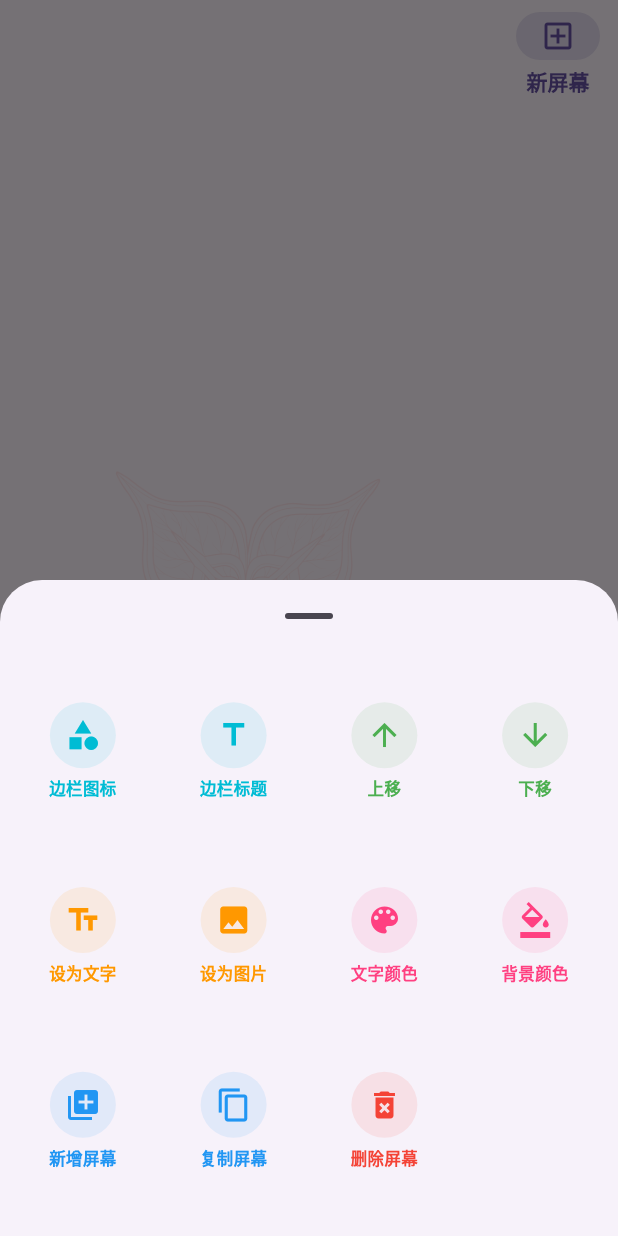
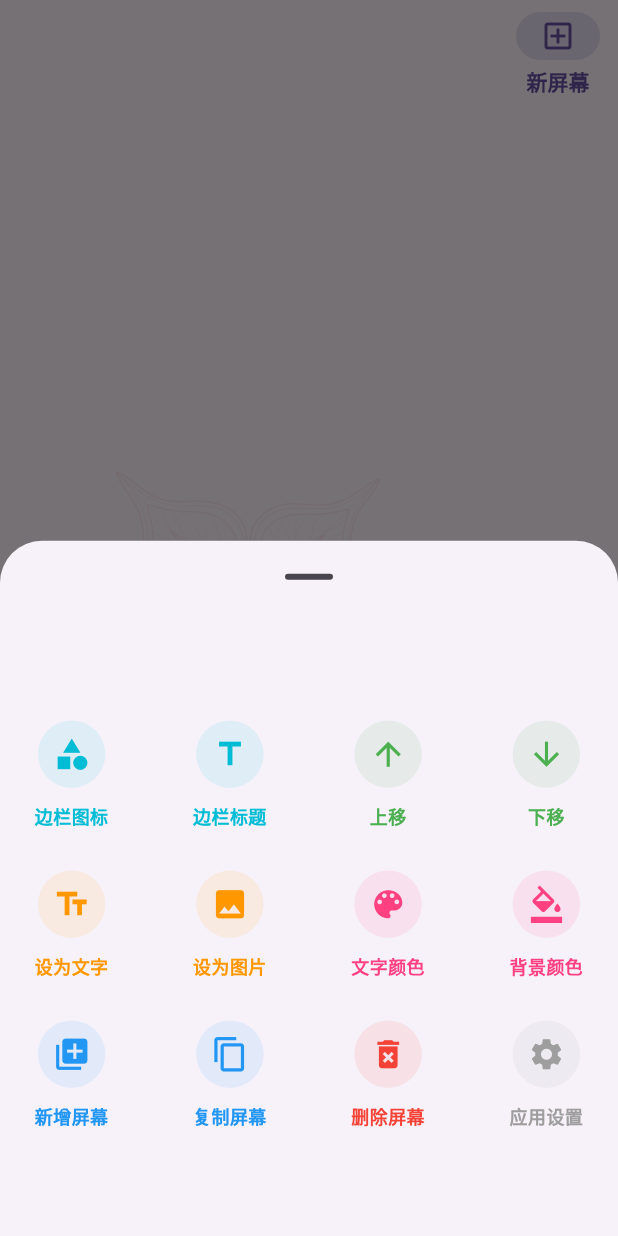
Before and after one commit to kagurazakayashi/EvernightBoard, a Flutter app: the screen it shows after launch, after a tap on "新屏幕", on a phone screen of 412 x 824 dp. Run offline on Flutter 3.47's test engine with Material 3 defaults, Android fonts, the phone set to English and light mode, and no system bars; our stand-ins replace image_picker, sensors_plus, shared_preferences; missing offline and left inert: flex_color_picker, flutter_iconpicker, flutter_volume_controller.

Commit message:
添加设置页面

```diff
--- a/lib/home/home_view.dart
+++ b/lib/home/home_view.dart
@@ -1,76 +1,115 @@
 import 'package:flutter/material.dart';
+
+/// 匯入圖示挑選器的設定模型，用於限制可選圖示來源與對話框行為。
 import 'package:flutter_iconpicker/Models/configuration.dart';
+
+/// 匯入首頁控制器，負責首頁資料與互動邏輯管理。
 import 'home_controller.dart';
+
+/// 匯入內容顯示區元件，用於呈現目前選中的頁面內容。
 import 'widgets/display_area.dart';
+
+/// 匯入觸控層元件，用於處理左右切換等手勢操作。
 import 'widgets/touch_layer.dart';
+
+/// 匯入可橫向捲動的底部導覽列元件。
 import 'widgets/scrollable_nav_bar.dart';
+
+/// 匯入可捲動的側邊導覽列元件。
 import 'widgets/scrollable_side_rail.dart';
+
+/// 匯入管理功能選單元件，用於編輯、複製、刪除與設定操作。
 import 'widgets/management_grid_menu.dart';
+
+/// 匯入圖示挑選器套件，用於顯示圖示選擇對話框。
 import 'package:flutter_iconpicker/flutter_iconpicker.dart';
+
+/// 匯入顏色挑選器套件，用於選取文字或背景顏色。
 import 'package:flex_color_picker/flex_color_picker.dart';
 
-/// 主頁面元件
+/// 匯入設定頁面。
+import '../settings/settings_view.dart';
+
+/// 首頁畫面元件。
 ///
-/// 此元件為應用首頁的主要畫面，負責呈現整體 UI，包括：
-/// - 底部導航列 (橫向模式時)
-/// - 側邊導航列 (直向模式時)
-/// - 觸控層，用於滑動切換前後項目
-/// - 內容顯示區
+/// 此頁面負責：
+/// - 顯示目前選中的內容項目
+/// - 根據直向或橫向方向切換不同版面
+/// - 開啟管理選單以編輯圖示、標題、文字、圖片與顏色
+/// - 導向設定頁面
 class HomeView extends StatefulWidget {
+  /// 建立首頁畫面。
   const HomeView({super.key});
 
   @override
   State<HomeView> createState() => _HomeViewState();
 }
 
+/// [HomeView] 的狀態類別。
 class _HomeViewState extends State<HomeView> {
-  /// 控制首頁狀態與資料的控制器
+  /// 首頁控制器，集中管理目前頁面狀態與資料操作。
   final HomeController _controller = HomeController();
 
   @override
   void initState() {
     super.initState();
 
-    // 監聽控制器狀態改變，畫面已掛載則刷新 UI
+    // 監聽控制器狀態變更，當資料更新時重新建構畫面。
     _controller.addListener(() {
+      // 確保元件仍掛載於 Widget Tree 上，避免在已卸載狀態呼叫 setState。
       if (mounted) {
-        setState(() {}); // 畫面刷新
+        setState(() {});
       }
     });
   }
 
   @override
   void dispose() {
-    // 釋放控制器資源
+    // 釋放控制器資源，避免記憶體洩漏。
     _controller.dispose();
     super.dispose();
   }
 
-  /// 導航列點擊事件處理
+  /// 處理導覽項目點擊事件。
   ///
-  /// 若點擊當前項目則顯示管理選單，否則切換到點擊的索引
+  /// 若使用者再次點擊目前已選取的項目，則開啟管理選單；
+  /// 否則切換到指定索引的項目。
   void _onNavTap(int index) {
     if (index == _controller.currentIndex) {
-      _showManagementMenu(); // 顯示管理選單
+      _showManagementMenu();
     } else {
-      _controller.changeIndex(index); // 切換到新的索引
+      _controller.changeIndex(index);
     }
   }
 
+  /// 開啟顏色挑選器對話框。
+  ///
+  /// [title] 為對話框標題。
+  /// [initialColor] 為初始顏色。
+  /// [onColorChanged] 會在顏色變更時即時回呼。
+  /// [isTextType] 用來判斷目前設定的是文字色還是背景色。
+  ///
+  /// 若使用者確認顏色後，會檢查文字色與背景色是否過於接近；
+  /// 若太相近則還原原始顏色並顯示警告提示。
   Future<void> _openColorPicker({
     required String title,
     required Color? initialColor,
     required Function(Color?) onColorChanged,
     required bool isTextType,
   }) async {
+    // 保留原始顏色，以便取消或驗證失敗時還原。
     final Color? originalColor = initialColor;
+
+    // 記錄使用者最後挑選的顏色。
     Color? latestPickedColor = initialColor;
 
+    // 顯示顏色挑選器對話框，並取得是否確認的結果。
     final bool isConfirmed =
         await ColorPicker(
           color:
               initialColor ?? (isTextType ? Colors.cyanAccent : Colors.black87),
           onColorChanged: (Color color) {
+            // 即時記錄最新顏色，並同步通知外部更新。
             latestPickedColor = color;
             onColorChanged(color);
           },
@@ -79,6 +118,7 @@ class _HomeViewState extends State<HomeView> {
           borderRadius: 22,
           heading: Text(title),
           pickersEnabled: const {
+            // 僅啟用主色盤，不啟用 accent 色盤。
             ColorPickerType.primary: true,
             ColorPickerType.accent: false,
           },
@@ -91,37 +131,40 @@ class _HomeViewState extends State<HomeView> {
           ),
         );
 
+    // 使用者按下確認後，再進行顏色相似度檢查。
     if (isConfirmed == true) {
       final item = _controller.currentItem;
 
-      // 1. 判斷是否為預設圖片狀態 (路徑為空且文字為空)
+      // 當沒有背景圖片且內容為空時，視為預設空白狀態。
       final bool isDefaultImage =
           (item.backgroundImagePath?.isEmpty ?? true) && item.content.isEmpty;
 
-      // 2. 按照你的要求：顯示文字為空 並且 不是預設圖片 -> 判定為“純圖片模式”
-      // 只有這種模式下才會跳過顏色校驗
+      // 當內容為空且已有背景圖片時，視為純圖片模式。
       final bool isPureImageMode = item.content.isEmpty && !isDefaultImage;
 
-      // 3. 如果不是純圖片模式（即：正在顯示文字，或者是預設圖狀態），則執行衝突檢查
+      // 純圖片模式下不檢查文字色與背景色相似度。
       if (!isPureImageMode) {
+        // 若目前設定的是文字色，則比對背景色；反之則比對文字色。
         final Color? otherColor = isTextType
             ? item.backgroundColor
             : item.textColor;
+
+        // 若顏色太接近，還原設定並提示使用者重新選擇。
         if (_controller.isTooSimilar(latestPickedColor, otherColor)) {
-          onColorChanged(originalColor); // 攔截回滾
+          onColorChanged(originalColor);
           _showWarningHint('背景颜色和文字颜色太相近了，请重新设置！');
           return;
         }
       }
-
-      // 如果是圖片模式，或者校驗透過，則不做任何攔截，直接保留 onColorChanged 已更新的狀態
     } else {
-      // 使用者取消：回滾到開啟前的顏色
+      // 若使用者取消，則還原為原始顏色。
       onColorChanged(originalColor);
     }
   }
 
-  /// 顏色相近警告提示
+  /// 顯示警告提示訊息。
+  ///
+  /// 使用黃色 SnackBar 顯示內容，以提升警示辨識度。
   void _showWarningHint(String message) {
     ScaffoldMessenger.of(context).showSnackBar(
       SnackBar(
@@ -134,26 +177,27 @@ class _HomeViewState extends State<HomeView> {
 
   @override
   Widget build(BuildContext context) {
-    // 取得當前選中項目
+    // 取得目前選中的項目資料。
     final item = _controller.currentItem;
 
-    // 取得主題資料
+    // 取得目前主題。
     final theme = Theme.of(context);
 
-    // 背景顏色，若項目未設定則使用主題 surface 色
+    // 決定畫面背景色，若未設定則使用主題預設 surface 色。
     final Color bgColor = item.backgroundColor ?? theme.colorScheme.surface;
 
-    // 主題文字顏色，若未設定則使用主題 primary 色
+    // 決定主題色，通常用於文字或互動元件顏色。
     final Color themeColor = item.textColor ?? theme.colorScheme.primary;
 
     return OrientationBuilder(
       builder: (context, orientation) {
-        final bool isPortrait = orientation == Orientation.portrait; // 判斷直向模式
+        // 判斷目前是否為直向模式。
+        final bool isPortrait = orientation == Orientation.portrait;
 
         return Scaffold(
           backgroundColor: bgColor,
 
-          // 若為橫向，顯示底部可滾動導航列；直向則不顯示
+          // 橫向模式時顯示底部導覽列；直向模式則改用側邊導覽。
           bottomNavigationBar: isPortrait
               ? null
               : ScrollableNavBar(
@@ -164,7 +208,7 @@ class _HomeViewState extends State<HomeView> {
 
           body: Stack(
             children: [
-              // 觸控層，用於滑動切換前後項
+              // 最底層觸控區，負責上一頁／下一頁等手勢互動。
               TouchLayer(
                 isPortrait: isPortrait,
                 themeColor: themeColor,
@@ -172,7 +216,7 @@ class _HomeViewState extends State<HomeView> {
                 onNext: _controller.nextItem,
               ),
 
-              // 根據方向顯示不同的內容區
+              // 依照螢幕方向切換不同版面配置。
               isPortrait ? _buildPortraitLayout(item) : DisplayArea(item: item),
             ],
           ),
@@ -181,54 +225,58 @@ class _HomeViewState extends State<HomeView> {
     );
   }
 
-  /// 建立直向模式下的頁面佈局
+  /// 建立直向模式下的版面配置。
   ///
-  /// 左側或右側為側邊導航列，另一側為內容區
+  /// 直向模式會以左右排列方式顯示側邊導覽與內容區，
+  /// 並依據目前設定決定導覽列顯示在左側或右側。
   Widget _buildPortraitLayout(var item) {
-    // 側邊導航列
+    // 建立側邊導覽列。
     final nav = ScrollableSideRail(
       items: _controller.items,
       currentIndex: _controller.currentIndex,
       onTap: _onNavTap,
     );
 
-    // 內容區，使用 Expanded 填滿剩餘空間
+    // 建立主內容區。
     final content = Expanded(child: DisplayArea(item: _controller.currentItem));
 
-    // 根據目前側邊導航列位置返回 Row
     return Row(
       children: _controller.currentSide == NavSide.left
-          ? [nav, content] // 側邊在左
-          : [content, nav], // 側邊在右
+          ? [nav, content]
+          : [content, nav],
     );
   }
 
-  /// 顯示管理選單
+  /// 顯示管理功能選單。
   ///
-  /// 提供操作：新增、複製、刪除、上下移動、編輯標題、編輯圖示與文字、文字顏色、背景顏色
+  /// 使用底部彈出面板提供各種管理操作，例如：
+  /// - 編輯圖示與標題
+  /// - 設定全螢幕文字或背景圖片
+  /// - 修改文字色與背景色
+  /// - 調整項目順序
+  /// - 新增、複製、刪除項目
+  /// - 開啟設定頁
   void _showManagementMenu() {
     showModalBottomSheet(
       context: context,
-      showDragHandle: true, // 顯示拖動手把
+      showDragHandle: true,
       builder: (context) => ManagementGridMenu(
-        // 第一行操作：編輯圖示、編輯標題、文字、圖片
         onEditIcon: () async {
-          // 1. 先關閉底部選單，避免 UI 疊加
+          // 先關閉管理選單，再開啟圖示選擇器。
           Navigator.pop(context);
 
-          // 2. 顯示圖示選擇器
           IconPickerIcon? selectedIcon = await showIconPicker(
             context,
             configuration: const SinglePickerConfiguration(
+              // 僅允許選擇 Material 圖示。
               iconPackModes: [IconPack.material],
               searchHintText: '',
               title: Text(''),
             ),
           );
 
-          // 3. 處理返回結果
+          // 若有成功選取圖示，則更新目前項目的圖示。
           if (selectedIcon != null) {
-            // 更新 Controller 中的圖示資料
             _controller.updateIcon(selectedIcon.data);
           }
         },
@@ -250,25 +298,20 @@ class _HomeViewState extends State<HomeView> {
             isMultiline: true,
           );
         },
-        // 設為圖片
+
         onSetImage: () async {
           Navigator.pop(context);
 
-          // 1. 獲取螢幕尺寸
+          // 取得螢幕尺寸，並以較長邊作為圖片選擇或處理的尺寸上限。
           final Size screenSize = MediaQuery.sizeOf(context);
 
-          // 2. 計算螢幕最長邊 (取寬高的最大值)
-          // 比如手機豎屏是 390x844，則 limit 為 844
-          // 這樣圖片匯入後，最長的一邊不會超過 844，且比例不變
           final double limit = screenSize.width > screenSize.height
               ? screenSize.width
               : screenSize.height;
 
-          // 3. 傳入限制值進行圖片挑選
           await _controller.pickImage(limit);
         },
 
-        // 第二行操作：設定文字顏色、背景顏色、上下移動
         onSetTextColor: () async {
           Navigator.pop(context);
           await _openColorPicker(
@@ -288,30 +331,28 @@ class _HomeViewState extends State<HomeView> {
           );
         },
         onMoveUp: () {
-          _controller.moveUp(); // 上移項目
+          // 將目前項目往前移動一格。
+          _controller.moveUp();
         },
         onMoveDown: () {
-          _controller.moveDown(); // 下移項目
+          // 將目前項目往後移動一格。
+          _controller.moveDown();
         },
 
-        // 第三行操作：新增、複製、刪除
         onAdd: () {
           Navigator.pop(context);
-          _controller.addItem(); // 新增項目
+          _controller.addItem();
         },
         onCopy: () {
           Navigator.pop(context);
-          _controller.copyCurrentItem(); // 複製當前項目
+          _controller.copyCurrentItem();
         },
         onDelete: () {
-          // 1. 先關閉宮格選單
           Navigator.pop(context);
 
-          // 2. 執行刪除邏輯
-          // 控制器會自動判斷：若列表空則新增預設項目
+          // 刪除目前項目後，顯示簡短提示訊息。
           _controller.deleteCurrentItem();
 
-          // 顯示提示
           ScaffoldMessenger.of(context).showSnackBar(
             const SnackBar(
               content: Text('已刪除該項'),
@@ -319,40 +360,36 @@ class _HomeViewState extends State<HomeView> {
             ),
           );
         },
+        onOpenSettings: () {
+          Navigator.pop(context);
+
+          // 導向設定頁面，並共用同一個控制器實例。
+          Navigator.push(
+            context,
+            MaterialPageRoute(
+              builder: (context) => SettingsView(controller: _controller),
+            ),
+          );
+        },
       ),
     );
   }
 
-  /// 顏色取反提示資訊
-  // void _showInvertHint(String message) {
-  //   ScaffoldMessenger.of(context).showSnackBar(
-  //     SnackBar(
-  //       content: Row(
-  //         children: [
-  //           const Icon(Icons.auto_fix_high, color: Colors.white),
-  //           const SizedBox(width: 10),
-  //           Text(message),
-  //         ],
-  //       ),
-  //       backgroundColor: Colors.blueAccent,
-  //       behavior: SnackBarBehavior.floating,
-  //       duration: const Duration(seconds: 2),
-  //     ),
-  //   );
-  // }
-
-  /// 顯示文字或標題編輯對話框
+  /// 顯示文字編輯對話框。
   ///
-  /// [title] 對話框標題
-  /// [initialValue] 初始文字
-  /// [onConfirm] 確認後回調
+  /// [title] 為對話框標題。
+  /// [initialValue] 為文字輸入框的初始內容。
+  /// [onConfirm] 為使用者按下確認後的回呼。
+  /// [isMultiline] 控制是否允許多行輸入。
   void _showEditDialog(
     String title,
     String initialValue,
     Function(String) onConfirm, {
     bool isMultiline = false,
   }) {
+    // 建立文字輸入控制器，並帶入原始內容。
     final textController = TextEditingController(text: initialValue);
+
     showDialog(
       context: context,
       builder: (context) => AlertDialog(
@@ -360,7 +397,8 @@ class _HomeViewState extends State<HomeView> {
         content: TextField(
           controller: textController,
           autofocus: true,
-          // 如果是多行模式，不限制行數，並允許回車換行
+
+          // 多行模式下不限制行數；單行模式僅允許 1 行。
           maxLines: isMultiline ? null : 1,
           keyboardType: isMultiline
               ? TextInputType.multiline
@@ -372,11 +410,13 @@ class _HomeViewState extends State<HomeView> {
         ),
         actions: [
           TextButton(
+            // 關閉對話框，不儲存變更。
             onPressed: () => Navigator.pop(context),
             child: const Text('取消'),
           ),
           TextButton(
             onPressed: () {
+              // 將輸入內容回傳給呼叫端處理，然後關閉對話框。
               onConfirm(textController.text);
               Navigator.pop(context);
             },
--- a/lib/home/widgets/management_grid_menu.dart
+++ b/lib/home/widgets/management_grid_menu.dart
@@ -1,45 +1,52 @@
 import 'package:flutter/material.dart';
 
-/// 管理功能的格子選單 Widget
+/// 管理功能用的網格式選單元件。
 ///
-/// 這個 Widget 提供一個網格狀的操作選單，可以針對項目進行新增、刪除、上下移動、
-/// 修改標題、修改圖示、設定文字或圖片、文字顏色與背景顏色等操作。
-/// 適合在台灣商業或管理應用中，快速提供直覺式操作入口。
+/// 此元件會以固定欄數的格狀版面顯示一組操作項目，讓使用者可快速執行：
+/// 新增、刪除、複製、上下移動、修改標題、修改圖示、切換文字或圖片，
+/// 以及設定文字顏色、背景顏色與開啟應用設定等動作。
+///
+/// 適合用於後台管理、版面配置、導覽項目編輯等操作情境。
 class ManagementGridMenu extends StatelessWidget {
-  /// 點擊「新增項」的回調
+  /// 點擊「新增項」時觸發的回呼函式。
   final VoidCallback onAdd;
 
-  /// 點擊「刪除項」的回調
+  /// 點擊「刪除項」時觸發的回呼函式。
   final VoidCallback onDelete;
 
-  /// 點擊「上移」的回調
+  /// 點擊「上移」時觸發的回呼函式。
   final VoidCallback onMoveUp;
 
-  /// 點擊「下移」的回調
+  /// 點擊「下移」時觸發的回呼函式。
   final VoidCallback onMoveDown;
 
-  /// 點擊「改標題」的回調
+  /// 點擊「改標題」時觸發的回呼函式。
   final VoidCallback onEditTitle;
 
-  /// 點擊「改圖示」的回調
+  /// 點擊「改圖示」時觸發的回呼函式。
   final VoidCallback onEditIcon;
 
-  /// 點擊「設為文字」的回調
+  /// 點擊「設為文字」時觸發的回呼函式。
   final VoidCallback onSetText;
 
-  /// 點擊「設為圖片」的回調
+  /// 點擊「設為圖片」時觸發的回呼函式。
   final VoidCallback onSetImage;
 
-  /// 點擊「文字顏色」的回調
+  /// 點擊「文字顏色」時觸發的回呼函式。
   final VoidCallback onSetTextColor;
 
-  /// 點擊「背景顏色」的回調
+  /// 點擊「背景顏色」時觸發的回呼函式。
   final VoidCallback onSetBgColor;
 
-  /// 點擊「複製項」的回調
+  /// 點擊「複製項」時觸發的回呼函式。
   final VoidCallback onCopy;
 
-  /// 建構子，必須提供所有操作的回調函式
+  /// 點擊「應用設定」時觸發的回呼函式。
+  final VoidCallback onOpenSettings;
+
+  /// 建立 [ManagementGridMenu]。
+  ///
+  /// 所有操作項目的回呼函式皆為必填，呼叫端需自行提供對應處理邏輯。
   const ManagementGridMenu({
     super.key,
     required this.onEditIcon,
@@ -53,13 +60,14 @@ class ManagementGridMenu extends StatelessWidget {
     required this.onAdd,
     required this.onCopy,
     required this.onDelete,
+    required this.onOpenSettings,
   });
 
   @override
   Widget build(BuildContext context) {
-    // 建立格子選單資料列表
+    // 建立網格式選單的項目資料清單。
     final List<_GridItemData> menuItems = [
-      // 第一行功能項目：圖示與標題修改、上下移動
+      // 第一列：圖示／標題編輯與排序調整功能。
       _GridItemData(Icons.category, '边栏图标', onEditIcon, color: Colors.cyan),
       _GridItemData(Icons.title, '边栏标题', onEditTitle, color: Colors.cyan),
       _GridItemData(Icons.arrow_upward, '上移', onMoveUp, color: Colors.green),
@@ -69,7 +77,8 @@ class ManagementGridMenu extends StatelessWidget {
         onMoveDown,
         color: Colors.green,
       ),
-      // 第二行功能項目：文字與圖片設定、顏色設定
+
+      // 第二列：內容型態與顏色設定功能。
       _GridItemData(Icons.text_fields, '设为文字', onSetText, color: Colors.orange),
       _GridItemData(Icons.image, '设为图片', onSetImage, color: Colors.orange),
       _GridItemData(
@@ -84,69 +93,82 @@ class ManagementGridMenu extends StatelessWidget {
         onSetBgColor,
         color: Colors.pinkAccent,
       ),
-      // 第三行功能項目：新增、複製、刪除
+
+      // 第三列：項目管理與系統設定功能。
       _GridItemData(
         Icons.add_to_photos,
         '新增屏幕',
         onAdd,
         color: Colors.blue,
-      ), // 藍色凸顯新增
+      ), // 以藍色突顯新增操作。
       _GridItemData(Icons.content_copy, '复制屏幕', onCopy, color: Colors.blue),
       _GridItemData(
         Icons.delete_forever,
         '删除屏幕',
         onDelete,
         color: Colors.red,
-      ), // 紅色凸顯刪除
+      ), // 以紅色突顯刪除操作。
+      _GridItemData(
+        Icons.settings, // 設定功能的圖示。
+        '应用设置',
+        onOpenSettings, // 點擊後執行設定頁開啟邏輯。
+        color: Colors.grey,
+      ),
     ];
 
     return SafeArea(
+      // 以最大寬度限制版面，避免在大螢幕上被過度拉寬。
+      child: Center(
+        child: ConstrainedBox(
+          constraints: const BoxConstraints(maxWidth: 500),
           child: Padding(
-        padding: const EdgeInsets.fromLTRB(10, 10, 10, 20), // 四周間距，上下有額外底部間距
+            padding: const EdgeInsets.fromLTRB(0, 0, 0, 0),
             child: GridView.builder(
-          shrinkWrap: true, // 根據內容自動收縮高度
-          physics: const NeverScrollableScrollPhysics(), // 禁止滾動
+              shrinkWrap: true,
+              physics: const NeverScrollableScrollPhysics(),
               gridDelegate: const SliverGridDelegateWithFixedCrossAxisCount(
-            crossAxisCount: 4, // 每行四個格子
-            mainAxisSpacing: 10, // 行間距
-            crossAxisSpacing: 10, // 列間距
-            childAspectRatio: 0.8, // 高寬比，保留文字顯示空間
+                crossAxisCount: 4,
+                mainAxisSpacing: 20, // 控制列與列之間的間距。
+                crossAxisSpacing: 10, // 控制欄與欄之間的間距。
+                mainAxisExtent: 80, // 固定每個網格項目的主軸高度。
               ),
               itemCount: menuItems.length,
               itemBuilder: (context, index) {
                 final item = menuItems[index];
                 final theme = Theme.of(context);
-            // 如果未指定顏色，使用主題顏色
-            final Color activeColor = item.color ?? theme.colorScheme.onSurface;
+
+                // 優先使用項目自訂顏色，否則退回主題預設文字色。
+                final Color activeColor =
+                    item.color ?? theme.colorScheme.onSurface;
 
                 return InkWell(
-              onTap: item.onTap, // 點擊事件
-              borderRadius: BorderRadius.circular(12), // 圓角觸控效果
+                  onTap: item.onTap,
+                  borderRadius: BorderRadius.circular(12),
                   child: Column(
-                mainAxisAlignment: MainAxisAlignment.center,
+                    mainAxisAlignment: MainAxisAlignment.center, // 內容垂直置中。
                     children: [
-                  // 圓形圖示容器，提供背景顏色效果
                       Container(
-                    padding: const EdgeInsets.all(10),
+                        padding: const EdgeInsets.all(10), // 圖示外圍的內距。
                         decoration: BoxDecoration(
-                      color: activeColor.withOpacity(0.1), // 淡色背景
+                          color: activeColor.withValues(alpha: 0.1),
                           shape: BoxShape.circle,
                         ),
-                    child: Icon(item.icon, color: item.color, size: 24), // 功能圖示
+                        child: Icon(
+                          item.icon,
+                          color: item.color,
+                          size: 25,
+                        ), // 顯示功能圖示。
                       ),
-                  const SizedBox(height: 6), // 圖示與文字間距
-                  // 功能文字標籤
+                      const SizedBox(height: 10), // 圖示與文字之間的間距。
                       Text(
                         item.label,
                         textAlign: TextAlign.center,
-                    maxLines: 1,
-                    overflow: TextOverflow.ellipsis,
                         style: TextStyle(
-                      fontSize: 11,
+                          fontSize: 12,
                           fontWeight: item.color != null
                               ? FontWeight.bold
-                          : FontWeight.normal, // 若有顏色使用粗體
-                      color: activeColor, // 顯示文字顏色
+                              : FontWeight.normal,
+                          color: activeColor,
                         ),
                       ),
                     ],
@@ -155,26 +177,29 @@ class ManagementGridMenu extends StatelessWidget {
               },
             ),
           ),
+        ),
+      ),
     );
   }
 }
 
-/// 格子選單單項資料模型
+/// 網格選單單一項目的資料模型。
 ///
-/// 包含圖示、文字標籤、點擊事件以及可選的顏色設定
+/// 封裝每一個操作項目所需的顯示與互動資料，包含：
+/// 圖示、顯示文字、點擊事件，以及可選的顏色設定。
 class _GridItemData {
-  /// 圖示
+  /// 項目顯示用的圖示資料。
   final IconData icon;
 
-  /// 文字標籤
+  /// 項目顯示的文字標籤。
   final String label;
 
-  /// 點擊事件回調
+  /// 點擊此項目時執行的回呼函式。
   final VoidCallback onTap;
 
-  /// 圖示與文字顏色（可選）
+  /// 項目的圖示與文字顏色；若未指定則由外部主題決定。
   final Color? color;
 
-  /// 建構子
+  /// 建立一筆網格選單項目資料。
   _GridItemData(this.icon, this.label, this.onTap, {this.color});
 }
```
Also changed, not shown: lib/settings/settings_view.dart (added, +95 -0 lines), 7 other files. Lines whose indentation alone changed are shown as unchanged.
